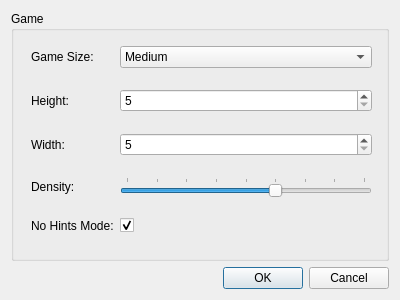
schuay/picmi, file src/gui/settingswindow.ui: the form before one commit.
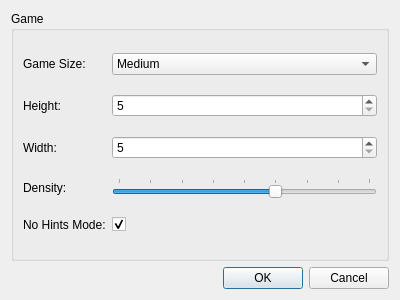
The form after the commit.

Commit message: SettingsWindow: fix window size

What changed in the file:
```diff
--- a/src/gui/settingswindow.ui
+++ b/src/gui/settingswindow.ui
@@ -10,6 +10,12 @@
     <height>300</height>
    </rect>
   </property>
+  <property name="sizePolicy">
+   <sizepolicy hsizetype="Fixed" vsizetype="Fixed">
+    <horstretch>0</horstretch>
+    <verstretch>0</verstretch>
+   </sizepolicy>
+  </property>
   <property name="windowTitle">
    <string>Settings</string>
   </property>
@@ -21,15 +27,8 @@
        <property name="title">
         <string>Game</string>
        </property>
-       <widget class="QWidget" name="gridLayoutWidget">
-        <property name="geometry">
-         <rect>
-          <x>20</x>
-          <y>20</y>
-          <width>341</width>
-          <height>221</height>
-         </rect>
-        </property>
+       <layout class="QHBoxLayout" name="horizontalLayout_2">
+        <item>
         <layout class="QGridLayout" name="gridLayout">
          <item row="0" column="0">
           <widget class="QLabel" name="label">
@@ -170,7 +169,8 @@
           </widget>
          </item>
         </layout>
-       </widget>
+        </item>
+       </layout>
       </widget>
      </item>
      <item>
```
Lines whose indentation alone changed are shown as unchanged. The commit also changes 1 other file.
